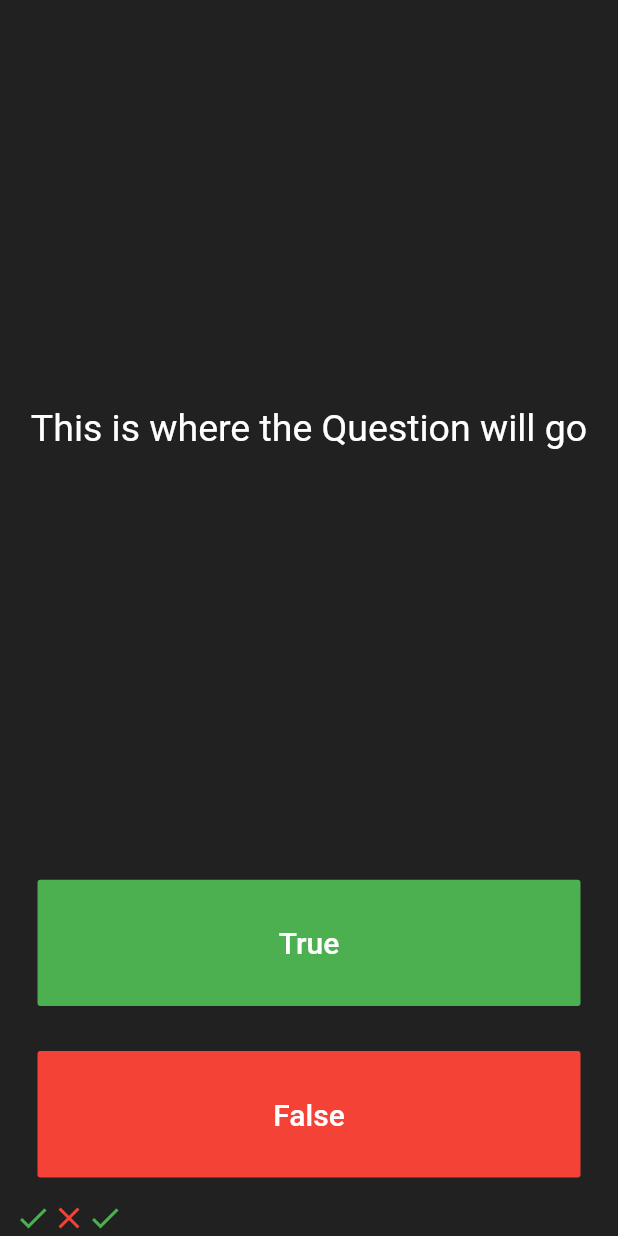
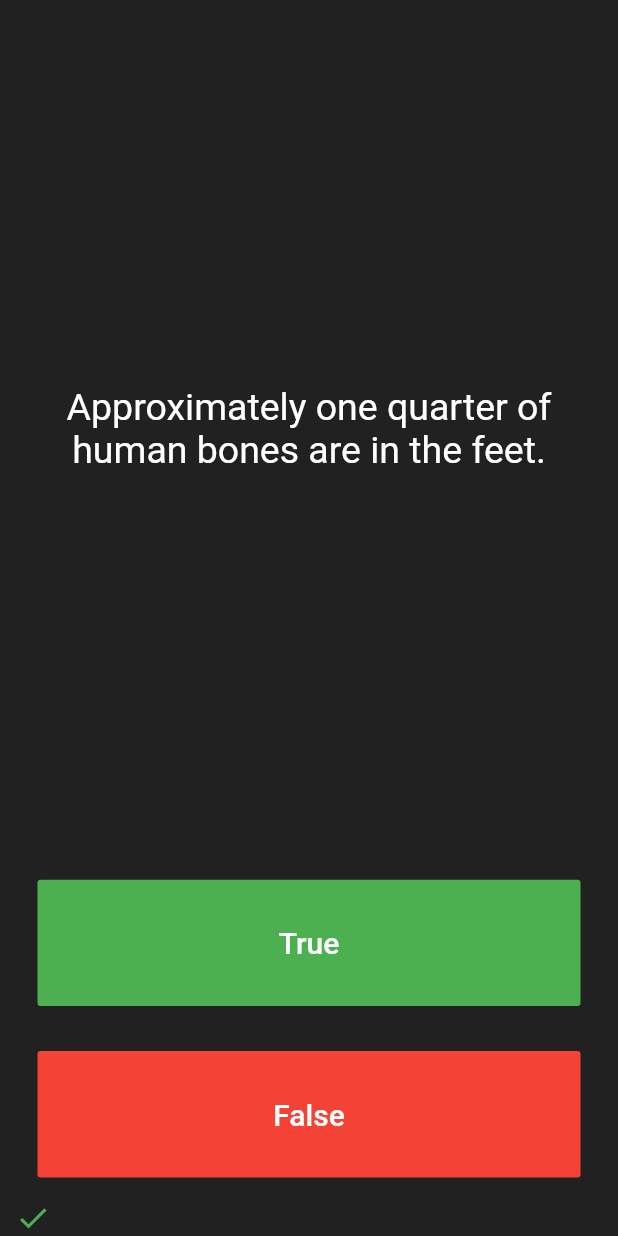
Before and after one commit to usmanhaider461/Quizzler_app, a Flutter app: the screen it shows after launch, after a tap on "True", on a phone screen of 412 x 824 dp. Run offline on Flutter 3.47's test engine with Material 2 defaults, Android fonts, the phone set to English and light mode, and no system bars.

Commit message:
SetState has been settled with increment to new Question

```diff
--- a/lib/main.dart
+++ b/lib/main.dart
@@ -30,14 +30,13 @@ class QuizPage extends StatefulWidget {
 }
 
 class _QuizPageState extends State<QuizPage> {
-  List <Icon> scoreKeeper = [Icon(
-    Icons.check,
-    color: Colors.green,
-  ),
-    Icon(
-      Icons.close,
-      color: Colors.red,
-    )];
+  List <Icon> scoreKeeper = [];
+  List<String> question = [
+    'You can lead a cow down stairs but not up stairs.',
+    'Approximately one quarter of human bones are in the feet.',
+    'A slug\'s blood is green.'
+  ];
+  int questionNumber = 0;
   @override
   Widget build(BuildContext context) {
     return Column(
@@ -50,7 +49,7 @@ class _QuizPageState extends State<QuizPage> {
             padding: EdgeInsets.all(10.0),
             child: Center(
               child: Text(
-                'This is where the Question will go',
+                question[questionNumber],
                 textAlign: TextAlign.center,
                 style: TextStyle(
                   fontSize: 25.0,
@@ -78,8 +77,8 @@ class _QuizPageState extends State<QuizPage> {
                   scoreKeeper.add(
                     Icon(Icons.check,
                       color: Colors.green,),
-
                   );
+                  questionNumber++;
                 });
 
               },
@@ -104,10 +103,9 @@ class _QuizPageState extends State<QuizPage> {
                     scoreKeeper.add(
                       Icon(Icons.close,
                         color: Colors.red,),
-
                     );
+                    questionNumber++;
                   });
-
                 },
               )
           ),
```
